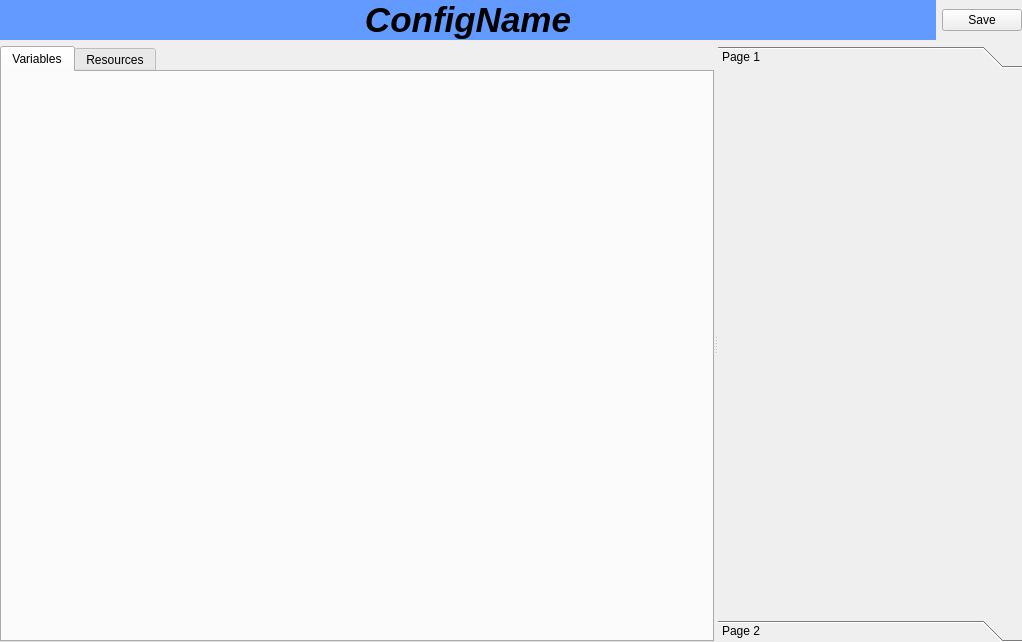
Above: automator_project/utils/qtUi/config.ui from Halicea/hal_automator before the change. Below: the same form after it.
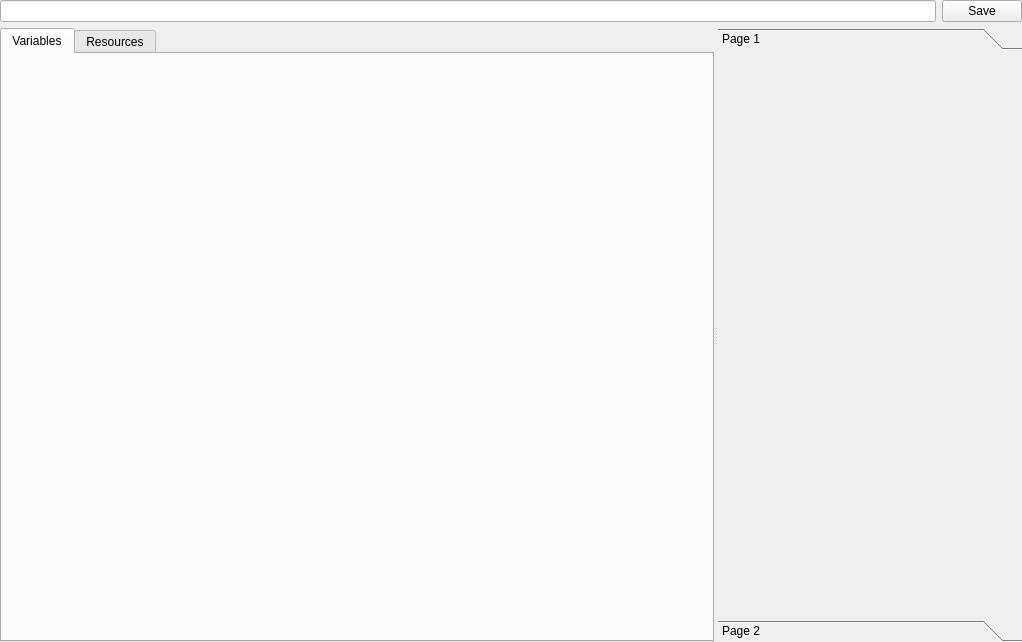
That is the form after the change. The open tabs and pages were chosen to show the change.

Diff of the .ui file:
```diff
--- a/automator_project/utils/qtUi/config.ui
+++ b/automator_project/utils/qtUi/config.ui
@@ -26,24 +26,7 @@
    <item>
     <layout class="QHBoxLayout" name="horizontalLayout">
      <item>
-      <widget class="QLabel" name="la_name">
-       <property name="sizePolicy">
-        <sizepolicy hsizetype="Minimum" vsizetype="Fixed">
-         <horstretch>0</horstretch>
-         <verstretch>0</verstretch>
-        </sizepolicy>
-       </property>
-       <property name="styleSheet">
-        <string notr="true">background-color:rgb(98, 154, 255)</string>
-       </property>
-       <property name="text">
-        <string>&lt;!DOCTYPE HTML PUBLIC &quot;-//W3C//DTD HTML 4.0//EN&quot; &quot;http://www.w3.org/TR/REC-html40/strict.dtd&quot;&gt;
-&lt;html&gt;&lt;head&gt;&lt;meta name=&quot;qrichtext&quot; content=&quot;1&quot; /&gt;&lt;style type=&quot;text/css&quot;&gt;
-p, li { white-space: pre-wrap; }
-&lt;/style&gt;&lt;/head&gt;&lt;body style=&quot; font-family:'Lucida Grande'; font-size:13pt; font-weight:400; font-style:normal;&quot;&gt;
-&lt;p align=&quot;center&quot; style=&quot; margin-top:0px; margin-bottom:0px; margin-left:0px; margin-right:0px; -qt-block-indent:0; text-indent:0px;&quot;&gt;&lt;span style=&quot; font-size:26pt; font-weight:600; font-style:italic;&quot;&gt;ConfigName&lt;/span&gt;&lt;/p&gt;&lt;/body&gt;&lt;/html&gt;</string>
-       </property>
-      </widget>
+      <widget class="QLineEdit" name="txt_name"/>
      </item>
      <item>
       <widget class="QPushButton" name="btn_save">
@@ -73,7 +56,7 @@
      </property>
      <widget class="QTabWidget" name="tabs_vars">
       <property name="sizePolicy">
-       <sizepolicy hsizetype="Minimum" vsizetype="Expanding">
+       <sizepolicy hsizetype="MinimumExpanding" vsizetype="Expanding">
         <horstretch>0</horstretch>
         <verstretch>0</verstretch>
        </sizepolicy>
@@ -180,7 +163,7 @@
          <x>0</x>
          <y>0</y>
          <width>309</width>
-         <height>521</height>
+         <height>530</height>
         </rect>
        </property>
        <attribute name="label">
```
Left out of the diff: 6 changed lines with no effect on the pictures.
